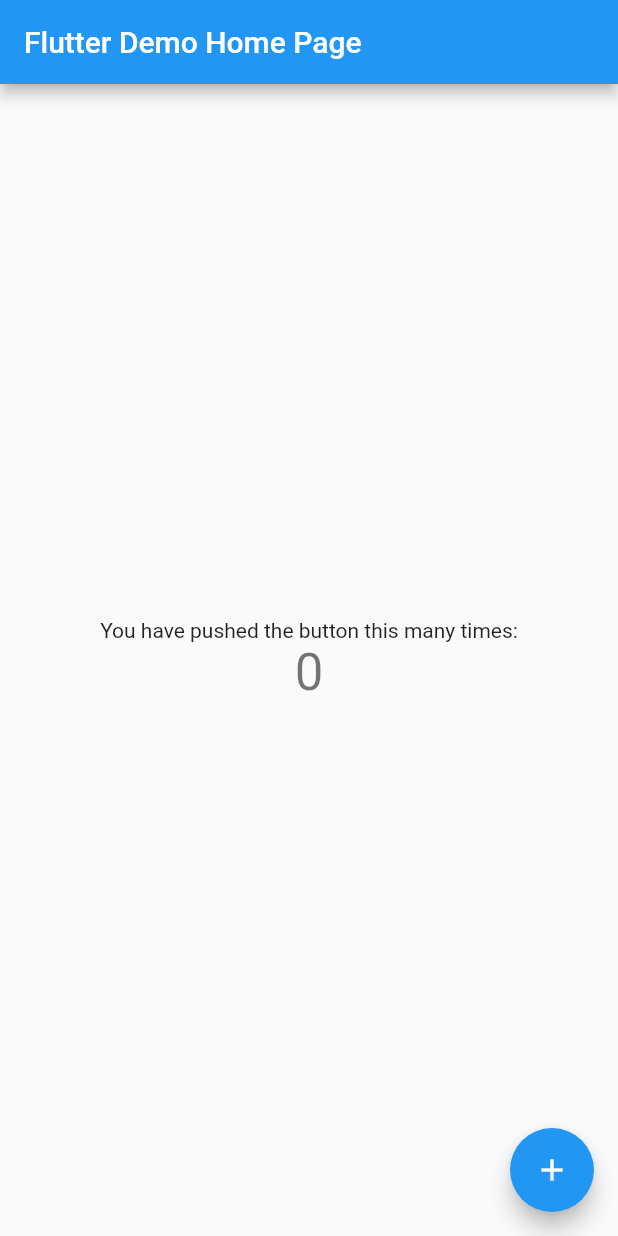
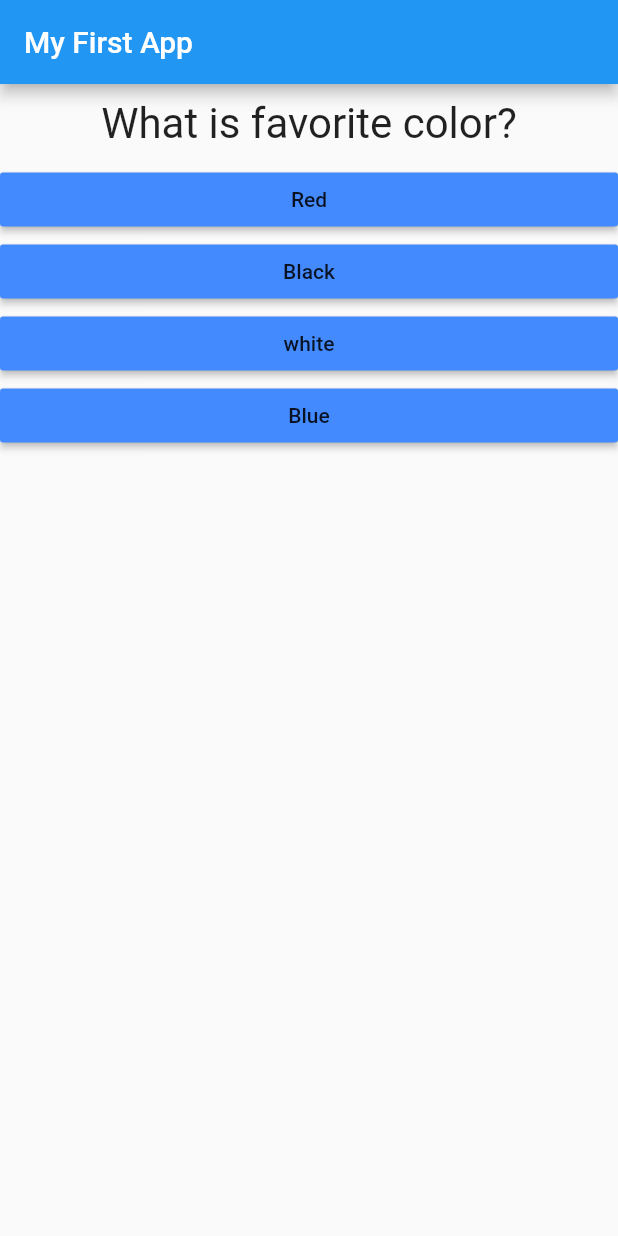
Before and after one commit to nageshwankhade1/flutter_first_project, a Flutter app: the screen it shows after launch, on a phone screen of 412 x 824 dp. Run offline on Flutter 3.47's test engine with Material 2 defaults, Android fonts, the phone set to English and light mode, and no system bars.

```diff
--- /dev/null
+++ b/lib/answer.dart
@@ -0,0 +1,20 @@
+import 'package:flutter/material.dart';
+
+class Answer extends StatelessWidget {
+  final Function selectedHandler;
+   String lableButton;
+
+  Answer(this.selectedHandler, this.lableButton);
+
+  @override
+  Widget build(BuildContext context) {
+    return Container(
+      width: double.infinity,
+      child: RaisedButton(
+        child: Text(lableButton),
+        color: Colors.blueAccent,
+        onPressed: selectedHandler,
+      ),
+    );
+  }
+}
--- a/lib/main.dart
+++ b/lib/main.dart
@@ -1,117 +1,77 @@
 import 'package:flutter/material.dart';
+import 'package:flutter_first_project/answer.dart';
+import 'package:flutter_first_project/question.dart';
+import 'package:flutter_first_project/quiz.dart';
+import 'package:flutter_first_project/result.dart';
 
 void main() {
   runApp(MyApp());
 }
 
-class MyApp extends StatelessWidget {
-  // This widget is the root of your application.
+class MyApp extends StatefulWidget {
   @override
-  Widget build(BuildContext context) {
-    return MaterialApp(
-      title: 'Flutter Demo',
-      theme: ThemeData(
-        // This is the theme of your application.
-        //
-        // Try running your application with "flutter run". You'll see the
-        // application has a blue toolbar. Then, without quitting the app, try
-        // changing the primarySwatch below to Colors.green and then invoke
-        // "hot reload" (press "r" in the console where you ran "flutter run",
-        // or simply save your changes to "hot reload" in a Flutter IDE).
-        // Notice that the counter didn't reset back to zero; the application
-        // is not restarted.
-        primarySwatch: Colors.blue,
-        // This makes the visual density adapt to the platform that you run
-        // the app on. For desktop platforms, the controls will be smaller and
-        // closer together (more dense) than on mobile platforms.
-        visualDensity: VisualDensity.adaptivePlatformDensity,
-      ),
-      home: MyHomePage(title: 'Flutter Demo Home Page'),
-    );
+  State<StatefulWidget> createState() {
+    return _MyAppState();
   }
 }
 
-class MyHomePage extends StatefulWidget {
-  MyHomePage({Key key, this.title}) : super(key: key);
+class _MyAppState extends State<MyApp> {
+  final questions = const [
+    {
+      'questionText': 'What is favorite color?',
+      'answers': [
+        {'text': 'Red', 'score': 10},
+        {'text': 'Black', 'score': 09},
+        {'text': 'white', 'score': 08},
+        {'text': 'Blue', 'score': 07}
+      ]
+    },
+    {
+      'questionText': 'What is favorite animal?',
+      'answers': [
+        {'text': 'Lion', 'score': 10},
+        {'text': 'Dog', 'score': 09},
+        {'text': 'Cat', 'score': 08},
+        {'text': 'Camel', 'score': 01}
+      ]
+    }
+  ];
+  var _questionIndex = 0;
+  var _totalScore = 0;
 
-  // This widget is the home page of your application. It is stateful, meaning
-  // that it has a State object (defined below) that contains fields that affect
-  // how it looks.
+  void _resetHandler() {
+    setState(() {
+      _questionIndex = 0;
+      _totalScore = 0;
+    });
+  }
 
-  // This class is the configuration for the state. It holds the values (in this
-  // case the title) provided by the parent (in this case the App widget) and
-  // used by the build method of the State. Fields in a Widget subclass are
-  // always marked "final".
+  void _answerQuestion(int score) {
+    print('Score :: $score');
+    _totalScore = _totalScore + score;
+    setState(() {
+      _questionIndex = _questionIndex + 1;
 
-  final String title;
+      print('Totol Score ::$_totalScore');
+    });
 
-  @override
-  _MyHomePageState createState() => _MyHomePageState();
-}
-
-class _MyHomePageState extends State<MyHomePage> {
-  int _counter = 0;
-
-  void _incrementCounter() {
-    setState(() {
-      // This call to setState tells the Flutter framework that something has
-      // changed in this State, which causes it to rerun the build method below
-      // so that the display can reflect the updated values. If we changed
-      // _counter without calling setState(), then the build method would not be
-      // called again, and so nothing would appear to happen.
-      _counter++;
-    });
+    print('answer chosen');
   }
 
   @override
   Widget build(BuildContext context) {
-    // This method is rerun every time setState is called, for instance as done
-    // by the _incrementCounter method above.
-    //
-    // The Flutter framework has been optimized to make rerunning build methods
-    // fast, so that you can just rebuild anything that needs updating rather
-    // than having to individually change instances of widgets.
-    return Scaffold(
-      appBar: AppBar(
-        // Here we take the value from the MyHomePage object that was created by
-        // the App.build method, and use it to set our appbar title.
-        title: Text(widget.title),
+    return MaterialApp(
+      home: Scaffold(
+        appBar: AppBar(
+          title: Text('My First App'),
+        ),
+        body: _questionIndex < questions.length
+            ? Quiz(
+                questions: questions,
+                answerQuestion: _answerQuestion,
+                questionIndex: _questionIndex)
+            : Result(_totalScore, _resetHandler),
       ),
-      body: Center(
-        // Center is a layout widget. It takes a single child and positions it
-        // in the middle of the parent.
-        child: Column(
-          // Column is also a layout widget. It takes a list of children and
-          // arranges them vertically. By default, it sizes itself to fit its
-          // children horizontally, and tries to be as tall as its parent.
-          //
-          // Invoke "debug painting" (press "p" in the console, choose the
-          // "Toggle Debug Paint" action from the Flutter Inspector in Android
-          // Studio, or the "Toggle Debug Paint" command in Visual Studio Code)
-          // to see the wireframe for each widget.
-          //
-          // Column has various properties to control how it sizes itself and
-          // how it positions its children. Here we use mainAxisAlignment to
-          // center the children vertically; the main axis here is the vertical
-          // axis because Columns are vertical (the cross axis would be
-          // horizontal).
-          mainAxisAlignment: MainAxisAlignment.center,
-          children: <Widget>[
-            Text(
-              'You have pushed the button this many times:',
-            ),
-            Text(
-              '$_counter',
-              style: Theme.of(context).textTheme.headline4,
-            ),
-          ],
-        ),
-      ),
-      floatingActionButton: FloatingActionButton(
-        onPressed: _incrementCounter,
-        tooltip: 'Increment',
-        child: Icon(Icons.add),
-      ), // This trailing comma makes auto-formatting nicer for build methods.
     );
-  }
-}
+  } //build method
+} //end class
--- /dev/null
+++ b/lib/question.dart
@@ -0,0 +1,19 @@
+import 'package:flutter/material.dart';
+
+class Question extends StatelessWidget {
+  final String questionText;
+
+  Question(this.questionText);
+
+  @override
+  Widget build(BuildContext context) {
+    return Container(
+        width: double.infinity,
+        margin: EdgeInsets.all(10),
+        child: Text(
+          this.questionText,
+          style: TextStyle(fontSize: 28),
+          textAlign: TextAlign.center,
+        ));
+  }
+}
--- /dev/null
+++ b/lib/quiz.dart
@@ -0,0 +1,26 @@
+import 'package:flutter/material.dart';
+import 'package:flutter_first_project/answer.dart';
+import 'package:flutter_first_project/question.dart';
+
+class Quiz extends StatelessWidget {
+
+   List<Map<String, Object>> questions;
+   int questionIndex;
+   Function answerQuestion;
+
+  Quiz({@required this.questions, @required this.answerQuestion, @required this.questionIndex});
+
+  @override
+  Widget build(BuildContext context) {
+    return Column(
+      children: [
+        Question(
+          questions[questionIndex]['questionText'],
+        ),
+        ...(questions[questionIndex]['answers'] as List<Map<String, Object>>).map((answer) {
+          return Answer(() => answerQuestion(answer['score']), answer['text']);
+        }).toList()
+      ],
+    );
+  }
+}
```
Also changed, not shown: lib/result.dart (added, +44 -0 lines).
